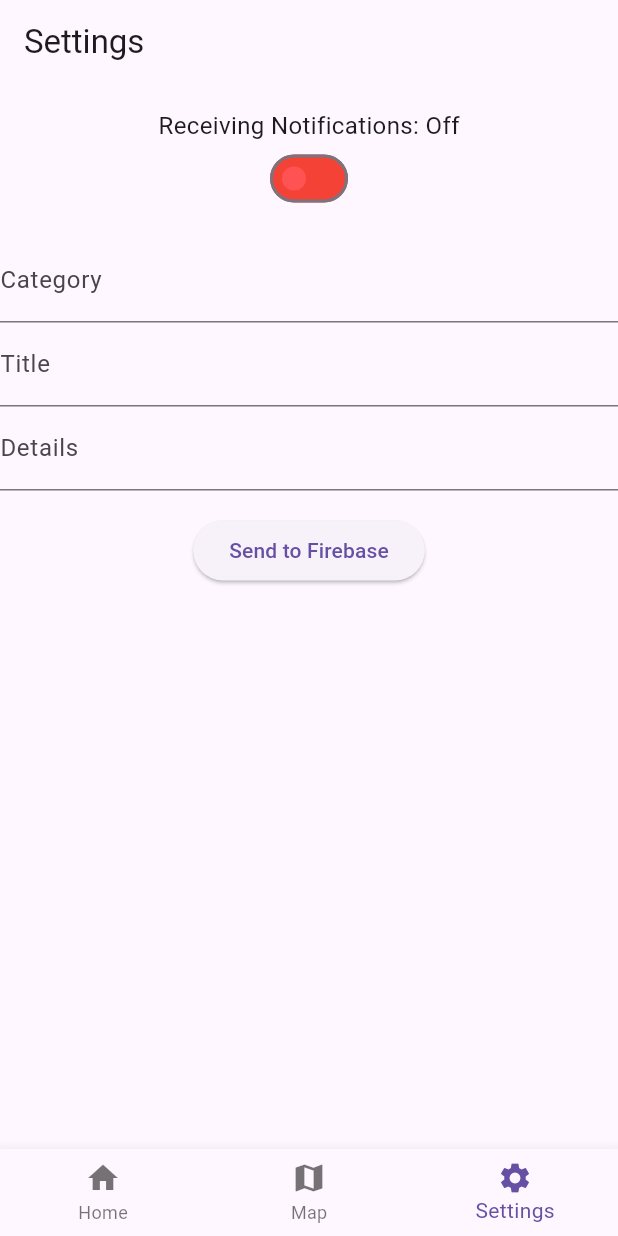
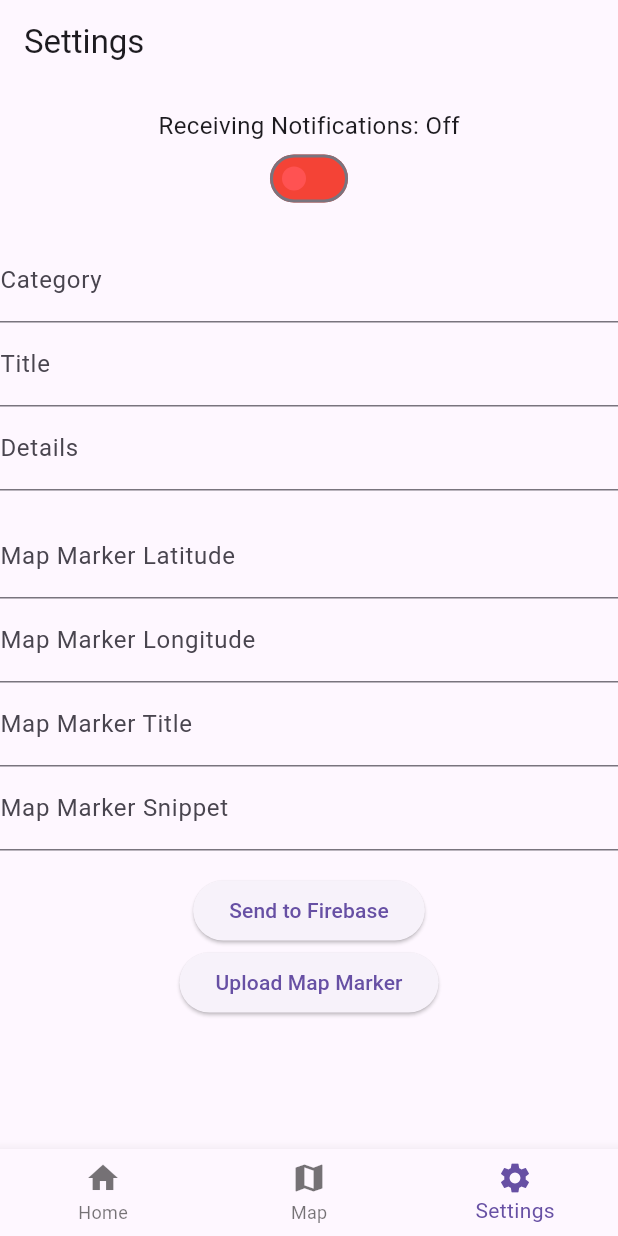
Before and after one commit to DamjanVincic/gdsc-solution-challenge, a Flutter app: the screen it shows after launch, item 3 of the bottom bar chosen, after a tap on "Send to Firebase", on a phone screen of 412 x 824 dp. Run offline on Flutter 3.47's test engine with Material 3 defaults, Android fonts, the phone set to English and light mode, and no system bars; our stand-ins replace fl_chart, flutter_local_notifications, google_maps_flutter, location, permission_handler, share and 2 more; missing offline and left inert: flutter_config; network calls fail.

Commit message:
Map marker service & fetching from firebase

```diff
--- a/lib/main.dart
+++ b/lib/main.dart
@@ -1,11 +1,11 @@
-import 'package:devfest_hackathon_2023/src/models/marker.dart';
-import 'package:devfest_hackathon_2023/src/services/marker_service.dart';
+import 'package:devfest_hackathon_2023/src/models/map_marker.dart';
+import 'package:devfest_hackathon_2023/src/services/map_marker_service.dart';
 import 'package:devfest_hackathon_2023/src/views/maps_view.dart';
 import 'package:devfest_hackathon_2023/src/views/hub.dart';
 import 'package:devfest_hackathon_2023/src/views/settings_screen.dart';
 import 'package:flutter_config/flutter_config.dart';
 import 'dart:async';
-import 'package:devfest_hackathon_2023/src/services/firebase_service.dart';
+import 'package:devfest_hackathon_2023/src/services/quote_service.dart';
 
 import 'src/services/notification_service.dart';
 
@@ -15,9 +15,9 @@ import 'package:timezone/data/latest.dart' as tzdata;
 
 final FlutterLocalNotificationsPlugin flutterLocalNotificationsPlugin =
     FlutterLocalNotificationsPlugin();
-final FirebaseService firebaseService = FirebaseService();
-final MarkerService markerService = MarkerService();
-final NotificationService notificationService = NotificationService(firebaseService: firebaseService);
+final QuoteService quoteService = QuoteService();
+final MapMarkerService mapMarkerService = MapMarkerService();
+final NotificationService notificationService = NotificationService(quoteService: quoteService);
 
 Future<void> main() async {
   WidgetsFlutterBinding.ensureInitialized();
@@ -26,8 +26,8 @@ Future<void> main() async {
   runApp(MaterialApp(
       home: MyApp(
         notificationService: notificationService,
-        firebaseService: firebaseService,
-        markerService: markerService,
+        quoteService: quoteService,
+        mapMarkerService: mapMarkerService,
       )));
 }
 
@@ -47,10 +47,10 @@ Future<void> initializeNotifications() async {
 
 class MyApp extends StatefulWidget {
   final NotificationService notificationService;
-  final FirebaseService firebaseService;
-  final MarkerService markerService;
+  final QuoteService quoteService;
+  final MapMarkerService mapMarkerService;
 
-  MyApp({super.key, required this.notificationService, required this.firebaseService, required this.markerService});
+  MyApp({super.key, required this.notificationService, required this.quoteService, required this.mapMarkerService});
 
   @override
   State<MyApp> createState() => _MyAppState();
@@ -64,9 +64,9 @@ class _MyAppState extends State<MyApp> {
     return MaterialApp(
       home: Scaffold(
         body: <Widget>[
-          Hub(firebaseService: widget.firebaseService),
-          MapsView(markerService: widget.markerService),
-          SettingsScreen(notificationService: widget.notificationService, firebaseService: widget.firebaseService)
+          Hub(quoteService: widget.quoteService),
+          MapsView(mapMarkerService: widget.mapMarkerService),
+          SettingsScreen(notificationService: widget.notificationService, quoteService: widget.quoteService, mapMarkerService: widget.mapMarkerService)
         ][_selectedIndex],
         bottomNavigationBar: BottomNavigationBar(
           items: const <BottomNavigationBarItem>[
--- a/lib/src/models/marker.dart
+++ b/lib/src/models/map_marker.dart
@@ -1,11 +1,11 @@
-class Marker {
+class MapMarker {
   final String id;
   final double latitude;
   final double longitude;
   final String title;
   final String snippet;
 
-  const Marker({
+  const MapMarker({
     required this.id,
     required this.latitude,
     required this.longitude,
@@ -13,8 +13,8 @@ class Marker {
     required this.snippet,
   });
 
-  factory Marker.fromJson(Map<String, dynamic> json) {
-    return Marker(
+  factory MapMarker.fromJson(Map<String, dynamic> json) {
+    return MapMarker(
       id: json['id'],
       latitude: json['latitude'],
       longitude: json['longitude'],
@@ -22,4 +22,14 @@ class Marker {
       snippet: json['snippet'],
     );
   }
+
+  Map<String, dynamic> toMap() {
+    return {
+      'id': id,
+      'latitude': latitude,
+      'longitude': longitude,
+      'title': title,
+      'snippet': snippet,
+    };
+  }
 }
--- a/lib/src/models/notification.dart
+++ b/lib/src/models/quote.dart
@@ -1,9 +1,9 @@
-class NotificationItem {
+class Quote {
   String category;
   String title;
   String details;
 
-  NotificationItem({required this.category, required this.title, required this.details});
+  Quote({required this.category, required this.title, required this.details});
 
   Map<String, dynamic> toMap() {
     return {
--- /dev/null
+++ b/lib/src/services/map_marker_service.dart
@@ -0,0 +1,81 @@
+import 'dart:convert';
+
+import 'package:google_maps_flutter/google_maps_flutter.dart';
+import 'package:http/http.dart' as http;
+import '../models/map_marker.dart';
+
+class MapMarkerService {
+  final String baseUrl = "https://actualizer-fb7e8-default-rtdb.europe-west1.firebasedatabase.app";
+  final String notificationsEndpoint = "/markers.json";
+
+  void uploadMapMarker(double latitude, double longitude, String title, String snippet) async {
+    MapMarker mapMarker = MapMarker(id: DateTime.now().toString(), latitude: latitude, longitude: latitude, title: title, snippet: snippet);
+    final String firebaseUrl = '$baseUrl$notificationsEndpoint';
+
+    try {
+      final response = await http.post(
+        Uri.parse(firebaseUrl),
+        headers: {
+          'Content-Type': 'application/json'
+        },
+        body: json.encode(mapMarker.toMap()),
+      );
+
+      if (response.statusCode == 200) {
+        print('Marker added successfully.');
+      } else {
+        print('Failed to add marker. Status Code: ${response.statusCode}');
+      }
+    } catch (error) {
+      print('Error: $error');
+    }
+  }
+
+  Future<Set<Marker>> fetchMapMarkers() async {
+    final String firebaseUrl = '$baseUrl$notificationsEndpoint';
+    try {
+      final response = await http.get(Uri.parse(firebaseUrl));
+      if (response.statusCode == 200) {
+        Set<Marker> items = {};
+        final data = List.from(json.decode(response.body).values);
+        for (var item in data) {
+          print(item);
+          items.add(Marker(
+              markerId: MarkerId(item['id']),
+              position: LatLng(item['latitude'], item['longitude']),
+              infoWindow: InfoWindow(
+                title: item['title'],
+                snippet: item['snippet']
+            )));
+        }
+        return items;
+      } else {
+        print('Failed to fetch map markers. Status Code: ${response.statusCode}');
+        return {};
+      }
+    } catch (error) {
+      print('Error: $error');
+      return {};
+    }
+  }
+
+  Set<Marker> getMarkers() =>
+      {
+        const Marker(
+          markerId: MarkerId('1'),
+          position: LatLng(44.813178422472525, 20.461723719360762),
+          infoWindow: InfoWindow(
+            title: 'Some Title',
+            snippet: 'Some Info',
+          ),
+        ),
+        const Marker(
+          markerId: MarkerId('1'),
+          position: LatLng(45.813178422472525, 20.461723719360762),
+          infoWindow: InfoWindow(
+            title: 'Some Title2',
+            snippet: 'Some Info2',
+          ),
+        ),
+      };
+}
--- a/lib/src/services/marker_service.dart
+++ /dev/null
@@ -1,23 +0,0 @@
-import 'package:google_maps_flutter/google_maps_flutter.dart';
-
-class MarkerService {
-  Set<Marker> getMarkers() =>
-      {
-        const Marker(
-          markerId: MarkerId('1'),
-          position: LatLng(44.813178422472525, 20.461723719360762),
-          infoWindow: InfoWindow(
-            title: 'Some Title',
-            snippet: 'Some Info',
-          ),
-        ),
-        const Marker(
-          markerId: MarkerId('1'),
-          position: LatLng(45.813178422472525, 20.461723719360762),
-          infoWindow: InfoWindow(
-            title: 'Some Title2',
-            snippet: 'Some Info2',
-          ),
-        ),
-      };
-}
--- a/lib/src/services/notification_service.dart
+++ b/lib/src/services/notification_service.dart
@@ -5,22 +5,22 @@ import 'dart:developer';
 import 'package:flutter_local_notifications/flutter_local_notifications.dart';
 import 'package:timezone/data/latest.dart' as tzdata;
 
-import '../models/notification.dart';
-import 'firebase_service.dart';
+import '../models/quote.dart';
+import 'quote_service.dart';
 
 class NotificationService {
   final FlutterLocalNotificationsPlugin flutterLocalNotificationsPlugin =
   FlutterLocalNotificationsPlugin();
-  final FirebaseService firebaseService;
+  final QuoteService quoteService;
   static const channelId = "1";
   static const channelIdNum = 1;
   static const channelName = 'Actualizer';
   static const channelDescription = 'Shows actualizer notifications';
 
-  List<NotificationItem> notifications = [];
+  List<Quote> notifications = [];
   Timer? notificationTimer;
 
-  NotificationService({required this.firebaseService}) {
+  NotificationService({required this.quoteService}) {
     fetchAndSetNotifications();
   }
 
@@ -40,7 +40,7 @@ class NotificationService {
     await flutterLocalNotificationsPlugin.initialize(initializationSettings);
   }
 
-  Future<void> showNotification(NotificationItem notificationItem) async {
+  Future<void> showNotification(Quote notificationItem) async {
     const AndroidNotificationDetails androidPlatformChannelSpecifics =
     AndroidNotificationDetails(
       channelId,
@@ -89,6 +89,6 @@ class NotificationService {
 
   Future<void> fetchAndSetNotifications() async {
     // Fetch notifications from Firebase and store them in the list
-    notifications = await firebaseService.fetchNotifications();
+    notifications = await quoteService.fetchQuotes();
   }
 }
--- a/lib/src/services/firebase_service.dart
+++ b/lib/src/services/quote_service.dart
@@ -1,15 +1,15 @@
 import 'dart:convert';
 import 'dart:core';
 
-import '../models/notification.dart';
+import '../models/quote.dart';
 import 'package:http/http.dart' as http;
 
-class FirebaseService {
+class QuoteService {
   final String baseUrl = "https://actualizer-fb7e8-default-rtdb.europe-west1.firebasedatabase.app";
   final String notificationsEndpoint = "/notifications.json";
 
-  void uploadNotification(String category, String text, String details) async {
-    NotificationItem notificationItem = NotificationItem(category: category, title: text, details: details);
+  void uploadQuote(String category, String text, String details) async {
+    Quote notificationItem = Quote(category: category, title: text, details: details);
     final String firebaseUrl = '$baseUrl$notificationsEndpoint';
 
     try {
@@ -31,16 +31,16 @@ class FirebaseService {
     }
   }
 
-  Future<List<NotificationItem>> fetchNotifications() async {
+  Future<List<Quote>> fetchQuotes() async {
     final String firebaseUrl = '$baseUrl$notificationsEndpoint';
     try {
       final response = await http.get(Uri.parse(firebaseUrl));
       if (response.statusCode == 200) {
-        List<NotificationItem> items = [];
+        List<Quote> items = [];
         final data = List.from(json.decode(response.body).values);
         for (var item in data) {
           print(item);
-          items.add(NotificationItem(category: (item['category']), title: item['text'], details: item['details']));
+          items.add(Quote(category: (item['category']), title: item['text'], details: item['details']));
         }
         return items;
       } else {
--- a/lib/src/views/notification_screen.dart
+++ b/lib/src/views/notification_screen.dart
@@ -1,9 +1,9 @@
 import 'package:flutter/material.dart';
 
-import '../models/notification.dart';
+import '../models/quote.dart';
 
 class NotificationScreen extends StatelessWidget {
-  final NotificationItem notificationItem;
+  final Quote notificationItem;
 
   const NotificationScreen({super.key, required this.notificationItem});
 
--- a/lib/src/views/settings_screen.dart
+++ b/lib/src/views/settings_screen.dart
@@ -1,14 +1,17 @@
-import 'package:devfest_hackathon_2023/src/services/notification_service.dart';
 import 'package:flutter/material.dart';
-import '../services/firebase_service.dart';
+import '../services/notification_service.dart';
+import '../services/quote_service.dart';
+import '../services/map_marker_service.dart'; // Import your map marker service
 
 class SettingsScreen extends StatefulWidget {
   final NotificationService notificationService;
-  final FirebaseService firebaseService;
+  final QuoteService quoteService;
+  final MapMarkerService mapMarkerService; // Add your map marker service
 
   SettingsScreen({
     required this.notificationService,
-    required this.firebaseService,
+    required this.quoteService,
+    required this.mapMarkerService,
   });
 
   @override
@@ -19,6 +22,10 @@ class _SettingsScreenState extends State<SettingsScreen> {
   final TextEditingController categoryController = TextEditingController();
   final TextEditingController titleController = TextEditingController();
   final TextEditingController detailsController = TextEditingController();
+  final TextEditingController mapMarkerLatitudeController = TextEditingController();
+  final TextEditingController mapMarkerLongitudeController = TextEditingController();
+  final TextEditingController mapMarkerTitleController = TextEditingController();
+  final TextEditingController mapMarkerSnippetController = TextEditingController();
 
   bool isNotificationScheduled = false;
 
@@ -28,12 +35,21 @@ class _SettingsScreenState extends State<SettingsScreen> {
     isNotificationScheduled = false; // Set the initial state
   }
 
-  void sendToFirebase() {
+  void uploadQuote() {
     final String category = categoryController.text;
     final String title = titleController.text;
     final String details = detailsController.text;
 
-    widget.firebaseService.uploadNotification(category, title, details);
+    widget.quoteService.uploadQuote(category, title, details);
+  }
+
+  void uploadMapMarker() {
+    double latitude = double.parse(mapMarkerLatitudeController.text);
+    double longitude = double.parse(mapMarkerLongitudeController.text);
+    String title = mapMarkerTitleController.text;
+    String snippet = mapMarkerSnippetController.text;
+
+    widget.mapMarkerService.uploadMapMarker(latitude, longitude, title, snippet);
   }
 
   void toggleNotification() {
@@ -97,10 +113,33 @@ class _SettingsScreenState extends State<SettingsScreen> {
             decoration: const InputDecoration(labelText: 'Details'),
           ),
           const SizedBox(height: 16.0),
+          TextField(
+            controller: mapMarkerLatitudeController,
+            keyboardType: TextInputType.number,
+            decoration: const InputDecoration(labelText: 'Map Marker Latitude'),
+          ),
+          TextField(
+            controller: mapMarkerLongitudeController,
+            keyboardType: TextInputType.number,
+            decoration: const InputDecoration(labelText: 'Map Marker Longitude'),
+          ),
+          TextField(
+            controller: mapMarkerTitleController,
+            decoration: const InputDecoration(labelText: 'Map Marker Title'),
+          ),
+          TextField(
+            controller: mapMarkerSnippetController,
+            decoration: const InputDecoration(labelText: 'Map Marker Snippet'),
+          ),
+          const SizedBox(height: 16.0),
           ElevatedButton(
-            onPressed: sendToFirebase,
+            onPressed: uploadQuote,
             child: const Text('Send to Firebase'),
-          )
+          ),
+          ElevatedButton(
+            onPressed: uploadMapMarker,
+            child: const Text('Upload Map Marker'),
+          ),
         ],
       ),
     );
```
Also changed, not shown: lib/src/views/hub.dart (+4 -4 lines), lib/src/views/maps_view.dart (+5 -5 lines), lib/src/views/notification_list_screen.dart (+7 -7 lines).
